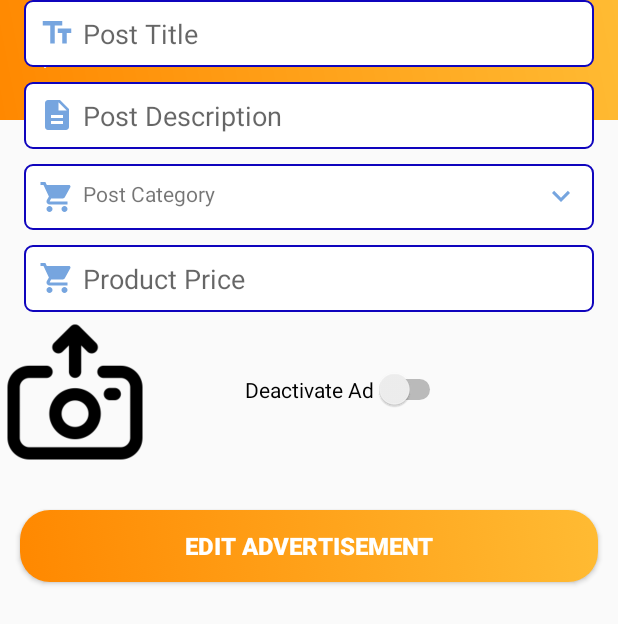
After one commit to raviKsah/MarkUTApp_01, an Android app: the EditAdvertisement screen opened directly, with no data from a screen before it, on a phone screen of 412 x 824 dp. The commit adds this screen. Shown: the top 624 px of the screen. Run offline under Robolectric (Android 15) with nearby library versions, the phone set to English and light mode, and no system bars; our stand-ins replace Firebase (no records; nobody signed in at launch, a user with empty details on screens opened directly).

Commit message:
Added and Updated Files
Added EditAdvertisement.java, activity_edit_advertisement.xml, and my_listings.xml. These files are used for the "My Listing Page" and "Edit Advertisement Page".

ChangePassword.java was edited to remove a function.

Messages.java, NavigationDrawer.java, and RecyclerAdapter.java were edited to allow ad ID to be passed to EditAdvertisement.java.

```diff
--- /dev/null
+++ b/app/src/main/java/com/example/markutapp_01/EditAdvertisement.java
@@ -0,0 +1,151 @@
+package com.example.markutapp_01;
+
+import android.content.DialogInterface;
+import android.content.Intent;
+import android.os.Bundle;
+import android.view.View;
+import android.widget.CompoundButton;
+import android.widget.EditText;
+import android.widget.Switch;
+import android.widget.TextView;
+
+import androidx.annotation.NonNull;
+import androidx.appcompat.app.AlertDialog;
+import androidx.appcompat.app.AppCompatActivity;
+
+import com.google.firebase.database.DataSnapshot;
+import com.google.firebase.database.DatabaseError;
+import com.google.firebase.database.DatabaseReference;
+import com.google.firebase.database.FirebaseDatabase;
+import com.google.firebase.database.ValueEventListener;
+
+public class EditAdvertisement extends AppCompatActivity
+{
+	DatabaseReference firebaseAuth;
+	Intent intent = null;
+
+	EditText title = null;
+	EditText desc = null;
+	EditText price = null;
+	TextView PostCategorySpinner = null;
+	Switch deactivate = null;
+
+	String category = "";
+
+	public static final String [] PostCategory =
+	{
+		"Electronics", "Furniture", "Books", "Clothing", "Vehicle"
+	};
+
+	@Override
+	protected void onCreate(Bundle savedInstanceState)
+	{
+		super.onCreate(savedInstanceState);
+		setContentView(R.layout.activity_edit_advertisement);
+
+		PostCategorySpinner = findViewById(R.id.editPostCategorySpinner);
+		deactivate = (Switch)findViewById(R.id.deactivate);
+
+		firebaseAuth = FirebaseDatabase.getInstance().getReference("Advertisements");
+
+		intent = getIntent();
+
+		getAdDetails();
+
+		PostCategorySpinner.setOnClickListener(new View.OnClickListener()
+		{
+			@Override
+			public void onClick(View v)
+			{
+				category = showCategoryDialogue();
+			}
+		});
+
+		deactivate.setOnCheckedChangeListener(new CompoundButton.OnCheckedChangeListener()
+		{
+			@Override
+			public void onCheckedChanged(CompoundButton buttonView, boolean isChecked)
+			{
+				if(isChecked)
+				{
+					displayMessage(
+							"WARNING",
+							"If you submit the post with this switch on, the post will be deactivated. It will not appear on the dashboard, and you will not be able to edit it.");
+				}
+
+			}
+		});
+	}
+
+	public void getAdDetails()
+    {
+        firebaseAuth.orderByChild("date_created").addValueEventListener(new ValueEventListener()
+        {
+            @Override
+            public void onDataChange(DataSnapshot dataSnapshot)
+            {
+                int i = 0;
+
+                for (DataSnapshot datas : dataSnapshot.getChildren())
+                {
+                    if(datas.child("ad_id").getValue().toString().equals(intent.getStringExtra("adID")))
+					{
+						title = (EditText)findViewById(R.id.editPostTitle);
+						desc = (EditText)findViewById(R.id.editPostDescription);
+						price = (EditText)findViewById(R.id.editProductPrice);
+
+						title.setText(datas.child("title").getValue().toString());
+						desc.setText(datas.child("description").getValue().toString());
+//						category = datas.child("category").getValue().toString();
+						price.setText(datas.child("price").getValue().toString());
+
+						break;
+					}
+                }
+            }
+
+			@Override
+			public void onCancelled(@NonNull DatabaseError error)
+			{
+				return;
+			}
+        });
+    }
+
+	public void displayMessage(String title, String message)
+	{
+		android.app.AlertDialog alert = new android.app.AlertDialog.Builder(EditAdvertisement.this).create();
+		alert.setTitle(title);
+		alert.setMessage(message);
+		alert.setButton(android.app.AlertDialog.BUTTON_NEUTRAL, "OK",
+				new DialogInterface.OnClickListener()
+				{
+					public void onClick(DialogInterface dialog, int which)
+					{
+						dialog.dismiss();
+					}
+				});
+
+		alert.show();
+	}
+
+	private String showCategoryDialogue()
+	{
+		final String[] cat = new String[1];
+		AlertDialog.Builder builder = new AlertDialog.Builder(this);
+		builder.setTitle("Product Category").setItems(PostCategory, new DialogInterface.OnClickListener()
+		{
+
+			@Override
+			public void onClick(DialogInterface dialog, int which)
+			{
+				String category = PostCategory[which];
+
+				PostCategorySpinner.setText(category);
+				cat[0] =PostCategorySpinner.getText().toString();
+
+			}
+		}).show();
+		return cat[0];
+	}
+}
--- a/app/src/main/java/com/example/markutapp_01/RecyclerAdapter.java
+++ b/app/src/main/java/com/example/markutapp_01/RecyclerAdapter.java
@@ -46,7 +46,7 @@ public class RecyclerAdapter extends RecyclerView.Adapter<com.example.markutapp_
 
     public class ViewHolder extends RecyclerView.ViewHolder{
         ImageView imageView;
-        TextView textView,price;
+        TextView textView,price,edit;
 
 
         public ViewHolder(@NonNull View itemView) {
@@ -54,6 +54,7 @@ public class RecyclerAdapter extends RecyclerView.Adapter<com.example.markutapp_
             imageView=itemView.findViewById(R.id.iv_que_item);
             textView = itemView.findViewById(R.id.ad_title);
             price = itemView.findViewById(R.id.ad_price);
+            edit = itemView.findViewById(R.id.editAdID);
         }
     }
 
--- /dev/null
+++ b/app/src/main/res/layout/activity_edit_advertisement.xml
@@ -0,0 +1,172 @@
+<?xml version="1.0" encoding="utf-8"?>
+<androidx.constraintlayout.widget.ConstraintLayout xmlns:android="http://schemas.android.com/apk/res/android"
+    xmlns:app="http://schemas.android.com/apk/res-auto"
+    xmlns:tools="http://schemas.android.com/tools"
+    android:layout_width="match_parent"
+    android:layout_height="match_parent"
+    tools:context=".PostAd">
+
+    <ScrollView
+        android:layout_width="match_parent"
+        android:layout_height="match_parent">
+
+        <androidx.constraintlayout.widget.ConstraintLayout
+            android:layout_width="match_parent"
+            android:layout_height="match_parent">
+
+            <androidx.appcompat.widget.Toolbar
+                android:id="@+id/loginToolbar"
+                android:layout_width="match_parent"
+                android:layout_height="80dp"
+                android:background="@drawable/button_gradient"
+                tools:ignore="MissingConstraints">
+
+
+                <androidx.constraintlayout.widget.ConstraintLayout
+                    android:layout_width="match_parent"
+                    android:layout_height="wrap_content">
+
+                    <ImageButton
+                        android:id="@+id/btnBack"
+                        android:layout_width="wrap_content"
+                        android:layout_height="wrap_content"
+                        android:background="@null"
+                        android:src="@drawable/ic_keyboard_arrow_left"
+                        android:tint="#ffffff" />
+
+
+                </androidx.constraintlayout.widget.ConstraintLayout>
+
+            </androidx.appcompat.widget.Toolbar>
+
+
+            <EditText
+                android:id="@+id/editPostTitle"
+                android:layout_width="match_parent"
+                android:layout_height="wrap_content"
+                android:layout_marginLeft="16dp"
+                android:layout_marginTop="10dp"
+                android:layout_marginRight="16dp"
+                android:background="@drawable/text_background"
+                android:drawableStart="@drawable/ic_text_fields_black_24dp"
+                android:drawableLeft="@drawable/ic_text_fields_black_24dp"
+                android:drawablePadding="5dp"
+                android:drawableTint="@color/colorPrimaryDark"
+                android:hint="Post Title"
+                android:inputType="text"
+                android:padding="10dp"
+                app:layout_constraintTop_toBottomOf="@+id/ivProductImage"
+                tools:ignore="UnknownId" />
+
+            <EditText
+                android:id="@+id/editPostDescription"
+                android:layout_width="match_parent"
+                android:layout_height="wrap_content"
+                android:layout_marginLeft="16dp"
+                android:layout_marginTop="10dp"
+                android:layout_marginRight="16dp"
+                android:background="@drawable/text_background"
+                android:drawableStart="@drawable/ic_description_black_24dp"
+                android:drawableLeft="@drawable/ic_description_black_24dp"
+                android:drawablePadding="5dp"
+                android:drawableTint="@color/colorPrimaryDark"
+                android:hint="Post Description"
+                android:inputType="textMultiLine"
+                android:padding="10dp"
+                app:layout_constraintTop_toBottomOf="@+id/editPostTitle" />
+
+            <TextView
+                android:id="@+id/editPostCategorySpinner"
+                android:layout_width="match_parent"
+                android:layout_height="wrap_content"
+                android:layout_marginLeft="16dp"
+                android:layout_marginTop="10dp"
+                android:layout_marginRight="16dp"
+                android:background="@drawable/text_background"
+                android:drawableStart="@drawable/ic_shopping_cart_black_24dp"
+                android:drawableLeft="@drawable/ic_shopping_cart_black_24dp"
+                android:drawableEnd="@drawable/ic_keyboard_arrow_down_black_24dp"
+                android:drawableRight="@drawable/ic_keyboard_arrow_down_black_24dp"
+                android:drawablePadding="5dp"
+                android:drawableTint="@color/colorPrimaryDark"
+                android:padding="10dp"
+                android:text="Post Category"
+                app:layout_constraintTop_toBottomOf="@+id/editPostDescription" />
+
+
+            <EditText
+                android:id="@+id/editProductPrice"
+                android:layout_width="match_parent"
+                android:layout_height="wrap_content"
+                android:layout_marginLeft="16dp"
+                android:layout_marginTop="10dp"
+                android:layout_marginRight="16dp"
+                android:autofillHints=""
+                android:background="@drawable/text_background"
+                android:drawableStart="@drawable/ic_shopping_cart_black_24dp"
+                android:drawableLeft="@drawable/ic_shopping_cart_black_24dp"
+                android:drawablePadding="5dp"
+                android:drawableTint="@color/colorPrimaryDark"
+                android:hint="Product Price"
+                android:inputType="number"
+                android:padding="10dp"
+                app:layout_constraintTop_toBottomOf="@+id/editPostCategorySpinner"
+                tools:ignore="UnknownId" />
+
+
+            <ImageView
+                android:id="@+id/editSelectImage"
+                android:layout_width="100dp"
+                android:layout_height="100dp"
+                android:layout_row="0"
+                android:layout_column="0"
+                android:layout_margin="3dp"
+                android:src="@drawable/upload_img"
+                android:textAllCaps="false"
+                app:layout_constraintTop_toBottomOf="@+id/editProductPrice"
+                tools:ignore="MissingConstraints,NotSibling" />
+
+
+            <Button
+                android:id="@+id/btnEditAd"
+                android:layout_width="385dp"
+                android:layout_height="48dp"
+                android:layout_marginStart="13dp"
+                android:layout_marginLeft="13dp"
+                android:layout_marginTop="340dp"
+                android:layout_marginEnd="13dp"
+                android:layout_marginRight="13dp"
+                android:layout_marginBottom="32dp"
+                android:background="@drawable/btn_corner"
+                android:text="Edit Advertisement"
+                android:textColor="#ffffff"
+                android:textSize="16sp"
+                android:textStyle="bold"
+                app:layout_constraintBottom_toBottomOf="parent"
+                app:layout_constraintEnd_toEndOf="parent"
+                app:layout_constraintStart_toStartOf="parent"
+                app:layout_constraintTop_toTopOf="parent"
+                app:layout_constraintVertical_bias="0.0" />
+
+            <Switch
+                android:id="@+id/deactivate"
+                android:layout_width="wrap_content"
+                android:layout_height="wrap_content"
+                android:layout_marginStart="163dp"
+                android:layout_marginLeft="163dp"
+                android:layout_marginTop="246dp"
+                android:layout_marginEnd="115dp"
+                android:layout_marginRight="115dp"
+                android:layout_marginBottom="147dp"
+                android:text="Deactivate Ad"
+                app:layout_constraintBottom_toBottomOf="parent"
+                app:layout_constraintEnd_toEndOf="parent"
+                app:layout_constraintStart_toStartOf="parent"
+                app:layout_constraintTop_toTopOf="parent" />
+
+
+        </androidx.constraintlayout.widget.ConstraintLayout>
+
+    </ScrollView>
+
+</androidx.constraintlayout.widget.ConstraintLayout>
--- a/app/src/main/res/values/strings.xml
+++ b/app/src/main/res/values/strings.xml
@@ -63,4 +63,5 @@
     <string name="menu_slideshow">Slideshow</string>
 
     <string name="title_post">Title</string>
+    <string name="title_activity_edit_advertisement">EditAdvertisement</string>
 </resources>
```
Also changed, not shown: app/src/main/AndroidManifest.xml (+6 -5 lines), app/src/main/java/com/example/markutapp_01/ChangePassword.java (+0 -22 lines), app/src/main/java/com/example/markutapp_01/Messages.java (+13 -1 lines), app/src/main/java/com/example/markutapp_01/MyListingsAdapter.java (added, +62 -0 lines), app/src/main/java/com/example/markutapp_01/NavigationDrawer1.java (+57 -7 lines), app/src/main/res/layout/my_listings.xml (added, +94 -0 lines).
